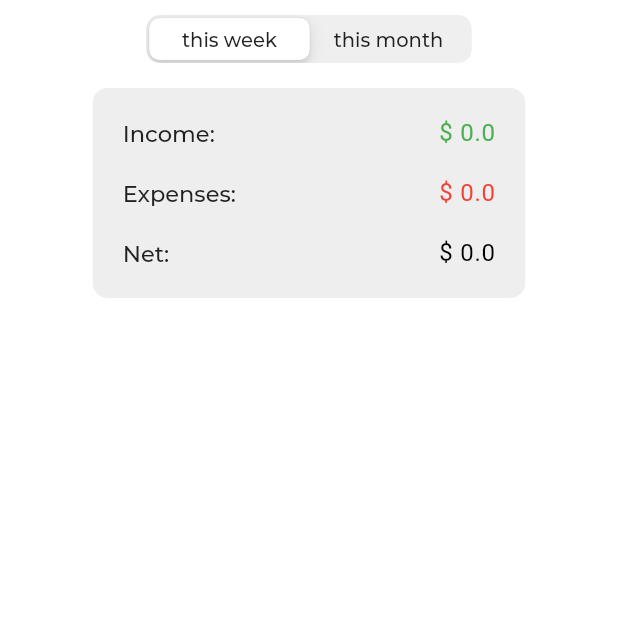
After one commit to muhnee/muhnee_app, a Flutter app: the StatsPage screen opened directly, on a phone screen of 412 x 824 dp, the top half of it. The commit adds this screen. Run offline on Flutter 3.47's test engine with Material 2 defaults, Android fonts, the phone set to English and light mode, and no system bars; our stand-ins replace awesome_dialog, bubble_bottom_bar, cloud_firestore, firebase_auth, flutter_spinkit, google_fonts and 1 more; accounts and stored records are empty.

Commit message:
stats page add

```diff
--- a/lib/pages/Home/HomePage.dart
+++ b/lib/pages/Home/HomePage.dart
@@ -4,6 +4,7 @@ import 'ExpensePageSingleFile.dart';
 import 'LeftPanel.dart';
 import 'ProfilePage.dart';
 import 'TransactionsPage.dart';
+import './StatsPage.dart';
 
 var imageUrlFirebase;
 
@@ -30,8 +31,8 @@ class _HomePageState extends State<HomePage> {
               children: <Widget>[
                 ProfilePage(),
                 ExpensePageSingleFile(),
-
                 //IncomePage(),
+                StatsPage(),
                 TransactionsPage(),
               ],
             ),
--- /dev/null
+++ b/lib/pages/Home/StatsPage.dart
@@ -0,0 +1,359 @@
+import 'package:flutter/material.dart';
+
+import 'package:flutter/cupertino.dart';
+import 'package:flutter/material.dart';
+import 'package:flutter_spinkit/flutter_spinkit.dart';
+import 'package:muhnee/utilities/FirestoreFunctions.dart';
+import 'package:muhnee/utilities/SizeConfig.dart';
+import 'ExpensePageSingleFile.dart';
+import 'package:google_fonts/google_fonts.dart';
+import 'package:bubble_bottom_bar/bubble_bottom_bar.dart';
+import 'package:intl/intl.dart';
+
+var weeklyTransactions;
+var monthlyTransactions;
+var curPageIndex;
+
+class StatsPage extends StatefulWidget {
+  @override
+  _StatsPageState createState() => _StatsPageState();
+}
+
+class _StatsPageState extends State<StatsPage> {
+  @override
+  void initState() {
+    super.initState();
+    monthlyTransactions = getMonthlyTransactions();
+    weeklyTransactions = getWeeklyTransactions();
+  }
+
+  int curPageIndex = 0;
+
+  final Map<int, Widget> logoWidgets = const <int, Widget>{
+    0: Padding(
+        padding: EdgeInsets.symmetric(horizontal: 6),
+        child:
+            Text('this week', style: TextStyle(fontWeight: FontWeight.w600))),
+    1: Padding(
+      padding: EdgeInsets.symmetric(horizontal: 6),
+      child: Text('this month', style: TextStyle(fontWeight: FontWeight.w600)),
+    ),
+  };
+
+  @override
+  Widget build(BuildContext context) {
+    return Scaffold(
+      backgroundColor: Colors.white,
+      body: SafeArea(
+          child: Column(
+        children: <Widget>[
+          // Container(
+          //   child: Text("TESTTESTTESTTESTTEST"),
+          //   color: Colors.blue,
+          // ),
+
+          //     BubbleBottomBar(
+          //   opacity: 0.2,
+          //   currentIndex: curPageIndex,
+          //   onTap: changePage(),
+          //   borderRadius: BorderRadius.vertical(top: Radius.circular(16)),
+          //   elevation: 0,
+          //   fabLocation: BubbleBottomBarFabLocation.center, //new
+          //   hasNotch: true, //new
+          //   hasInk: true, //new, gives a cute ink effect
+          //   inkColor: Colors.black12, //optional, uses theme color if not specified
+          //   items: <BubbleBottomBarItem>[
+
+          //       BubbleBottomBarItem(backgroundColor: Colors.deepPurple, icon: Icon(Icons.access_time, color: Colors.black,), activeIcon: Icon(Icons.access_time, color: Colors.deepPurple,), title: Text("This week")),
+          //       BubbleBottomBarItem(backgroundColor: Colors.indigo, icon: Icon(Icons.blur_on, color: Colors.black,), activeIcon: Icon(Icons.blur_on, color: Colors.indigo,), title: Text("Folders")),
+          //   ],
+          // ),
+
+          Padding(
+            padding: EdgeInsets.only(bottom: 10, top: 10),
+            child: CupertinoSlidingSegmentedControl<int>(
+              //borderColor: Colors.white,
+              // selectedColor: Color(0xff8e91f3),
+              //selectedColor: Colors.grey[200],
+              // unselectedColor: Colors.white,
+              children: logoWidgets,
+              onValueChanged: (int val) {
+                setState(() {
+                  curPageIndex = val;
+                });
+              },
+              groupValue: curPageIndex,
+            ),
+          ),
+
+          Expanded(
+              child: FutureBuilder<List>(
+            future: curPageIndex == 0
+                ? weeklyTransactions
+                : monthlyTransactions, // a previously-obtained Future<String> or null
+            builder: (BuildContext context, AsyncSnapshot<List> snapshot) {
+              List<Widget> children;
+
+              if (snapshot.hasData) {
+                var totalExp = 0.0;
+                var totalInc = 0.0;
+                var totalNet = 0.0;
+
+                for (var item in snapshot.data)
+                  item["type"] == "expense"
+                      ? totalExp += item["amount"]
+                      : totalInc += item["amount"];
+
+                totalNet = totalInc - totalExp;
+
+                var dateArray = [];
+
+                children = <Widget>[
+                  Padding(
+                      padding: EdgeInsets.symmetric(
+                          vertical: SizeConfig.blockSizeVertical * 0.8),
+                      child: SizedBox(
+                        height: SizeConfig.blockSizeVertical * 17,
+                        width: SizeConfig.blockSizeHorizontal * 70,
+                        child: InkWell(
+                          child: Container(
+                              //         decoration: BoxDecoration(
+                              // borderRadius: BorderRadius.circular(10.0),
+                              // color: Colors.white,
+                              // boxShadow: [
+                              //   BoxShadow(
+                              //     color: Colors.black.withOpacity(0.25),
+                              //     blurRadius: 10.0,
+                              //   ),
+                              // ]),
+                              decoration: BoxDecoration(
+                                  borderRadius: BorderRadius.circular(10.0),
+                                  //color: Color(0xff8e91f3),
+                                  color: Colors.grey[200]
+                                  //border: Border.all(color: Colors.grey)
+                                  ),
+                              child: Padding(
+                                padding: EdgeInsets.symmetric(
+                                  horizontal: 20,
+                                  vertical: 10,
+                                ),
+                                child: Column(
+                                  mainAxisAlignment:
+                                      MainAxisAlignment.spaceAround,
+                                  crossAxisAlignment: CrossAxisAlignment.start,
+                                  children: <Widget>[
+                                    summaryRow("Income", totalInc.toString()),
+                                    summaryRow("Expenses", totalExp.toString()),
+                                    summaryRow("Net", totalNet.toString()),
+                                  ],
+                                ),
+                              )),
+                          onTap: () {
+                            print("Summary Cell Pressed");
+                          },
+                        ),
+                      )),
+                  Container(
+                      child: Expanded(
+                    child: ListView(
+                        scrollDirection: Axis.vertical,
+                        padding: EdgeInsets.symmetric(
+                          horizontal: SizeConfig.blockSizeHorizontal * 5,
+                        ),
+                        children: [
+                          for (var item in snapshot.data)
+                            TransactionViewCell(
+                                amountText: item["amount"].toString(),
+                                type: item["type"],
+                                category: item["category"],
+                                description: item["description"],
+                                timestamp: item["timestamp"])
+                        ]),
+                  ))
+                ];
+              } else if (snapshot.hasError) {
+                children = <Widget>[
+                  NotificationCell(
+                    message: "Network Error",
+                    messageColor: Colors.red,
+                  )
+                ];
+              } else {
+                children = <Widget>[
+                  NotificationCell(
+                      message: "Loading...", messageColor: Colors.grey)
+                ];
+              }
+              return Center(
+                child: Column(
+                  mainAxisAlignment: MainAxisAlignment.center,
+                  crossAxisAlignment: CrossAxisAlignment.center,
+                  children: children,
+                ),
+              );
+            },
+          )),
+        ],
+      )),
+    );
+  }
+}
+
+Widget summaryRow(type, amount) {
+  return Row(
+    mainAxisAlignment: MainAxisAlignment.spaceBetween,
+    children: <Widget>[
+      Text(
+         type + ": ",
+        style: TextStyle(fontSize: 15, fontWeight: FontWeight.w600),
+      ),
+      type == "Income"
+          ? Text(
+              "\$ " + amount,
+              style: GoogleFonts.varelaRound(
+                textStyle: TextStyle(
+                  letterSpacing: .5,
+                  fontSize: 16,
+                  color: Colors.green,
+                ),
+              ),
+            )
+          : type == "Expenses"
+              ? Text(
+                  "\$ " + amount,
+                  style: GoogleFonts.varelaRound(
+                    textStyle: TextStyle(
+                      letterSpacing: .5,
+                      fontSize: 16,
+                      color: Colors.red,
+                    ),
+                  ),
+                )
+              : Text(
+                  "\$ " + amount,
+                  style: GoogleFonts.varelaRound(
+                    textStyle: TextStyle(
+                      letterSpacing: .5,
+                      fontSize: 16,
+                      color: Colors.black,
+                    ),
+                  ),
+                )
+    ],
+  );
+}
+
+class TransactionViewCell extends StatefulWidget {
+  var amountText;
+  var type;
+  var category;
+  var taxable;
+  var description;
+  var timestamp;
+
+  TransactionViewCell(
+      {@required this.amountText,
+      @required this.type,
+      @required this.category,
+      this.taxable,
+      @required this.description,
+      @required this.timestamp});
+
+  @override
+  _TransactionViewCellState createState() => _TransactionViewCellState();
+}
+
+class _TransactionViewCellState extends State<TransactionViewCell> {
+  Color cellColor1;
+  Color cellColor2;
+
+  var cat;
+  var tax;
+
+  @override
+  Widget build(BuildContext context) {
+    if (widget.type == "income") {
+      cellColor1 = Color(0xff90cb46);
+      cellColor2 = Color(0xff9ed45b);
+    } else {
+      cellColor1 = Color(0xffe52d27);
+      cellColor2 = Color(0xffff0844);
+    }
+
+    return Padding(
+        padding:
+            EdgeInsets.symmetric(vertical: SizeConfig.blockSizeVertical * 0.7),
+        child: Column(
+          crossAxisAlignment: CrossAxisAlignment.start,
+          children: <Widget>[
+            Padding(
+              padding: EdgeInsets.only(left: 1, bottom: 3),
+              child: Text(DateFormat.yMMMMEEEEd()
+                  .format(widget.timestamp.toDate())
+                  .toString()),
+            ),
+            SizedBox(
+              height: SizeConfig.blockSizeVertical * 6.5,
+              child: InkWell(
+                child: Container(
+                  decoration: BoxDecoration(
+                      borderRadius: BorderRadius.circular(10.0),
+                      // gradient: LinearGradient(
+                      //   begin: Alignment.topLeft,
+                      //   end: Alignment.bottomRight,
+                      //   colors: [cellColor1, cellColor2],
+                      // ),
+                      color: Colors.grey[200],
+                      border: Border.all(color: cellColor1)),
+                  child: Row(
+                    mainAxisAlignment: MainAxisAlignment.spaceBetween,
+                    children: <Widget>[
+                      Padding(
+                        padding: EdgeInsets.only(
+                            left: SizeConfig.blockSizeVertical * 1),
+                        child: Row(
+                          children: <Widget>[
+                            Text(
+                              "\$ ",
+                              style: GoogleFonts.varelaRound(
+                                textStyle: TextStyle(
+                                    letterSpacing: .5,
+                                    fontSize: 20,
+                                    color: Colors.white),
+                              ),
+                            ),
+                            Text(
+                              widget.amountText,
+                              style: GoogleFonts.varelaRound(
+                                textStyle: TextStyle(
+                                    letterSpacing: .5,
+                                    fontSize: 25,
+                                    color: Colors.white),
+                              ),
+                            ),
+                          ],
+                        ),
+                      ),
+                      Padding(
+                        padding: EdgeInsets.only(
+                            right: SizeConfig.blockSizeHorizontal * 3),
+                        child: Text(
+                          widget.category,
+                          style: TextStyle(
+                              color: Colors.white,
+                              fontSize: 15,
+                              fontWeight: FontWeight.w600),
+                        ),
+                      ),
+                    ],
+                  ),
+                ),
+                onTap: () {
+                  print("Transaction View Cell Pressed");
+                },
+              ),
+            )
+          ],
+        ));
+  }
+}
```
